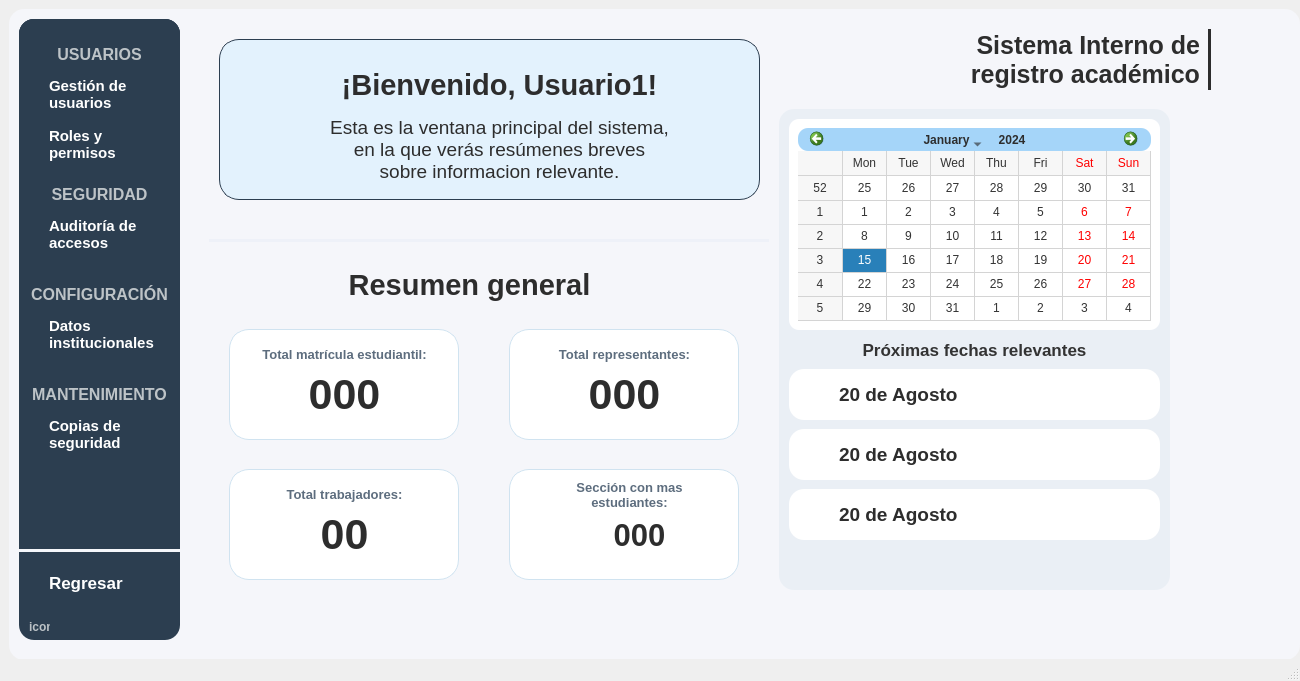
Proyecto-Uptjaa/Proyecto_SIRA, file resources/ui/main.ui: the form before one commit.
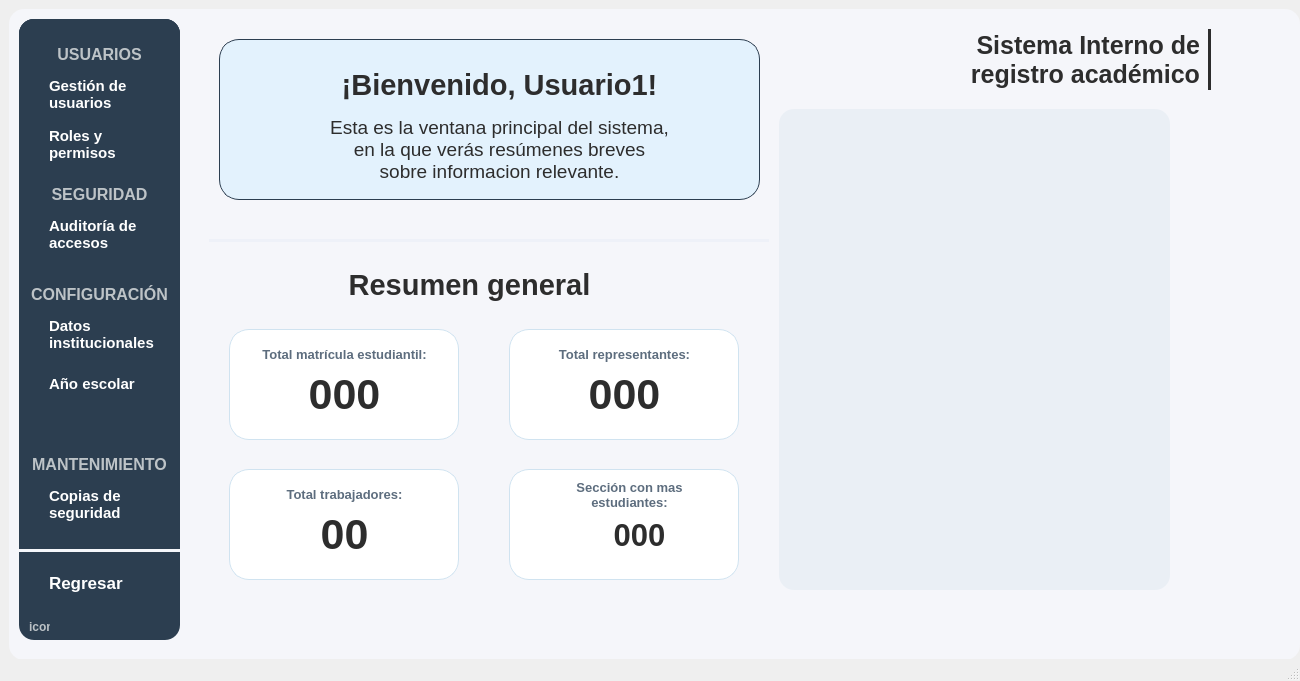
The form after the commit. The open tabs and pages were chosen to show the change. Icons and pictures are not drawn. Custom widgets are drawn as their Qt base class.

Commit message: Eliminado calendario

Patch:
```diff
--- a/resources/ui/main.ui
+++ b/resources/ui/main.ui
@@ -1595,7 +1595,7 @@
         <property name="geometry">
          <rect>
           <x>0</x>
-          <y>360</y>
+          <y>430</y>
           <width>161</width>
           <height>31</height>
          </rect>
@@ -1621,7 +1621,7 @@
         <property name="geometry">
          <rect>
           <x>10</x>
-          <y>390</y>
+          <y>460</y>
           <width>171</width>
           <height>50</height>
          </rect>
@@ -1817,6 +1817,94 @@
          <enum>Qt::Orientation::Horizontal</enum>
         </property>
        </widget>
+       <widget class="QPushButton" name="btnAnio_escolar">
+        <property name="geometry">
+         <rect>
+          <x>10</x>
+          <y>340</y>
+          <width>171</width>
+          <height>50</height>
+         </rect>
+        </property>
+        <property name="sizePolicy">
+         <sizepolicy hsizetype="Minimum" vsizetype="Fixed">
+          <horstretch>0</horstretch>
+          <verstretch>0</verstretch>
+         </sizepolicy>
+        </property>
+        <property name="minimumSize">
+         <size>
+          <width>80</width>
+          <height>30</height>
+         </size>
+        </property>
+        <property name="maximumSize">
+         <size>
+          <width>200</width>
+          <height>50</height>
+         </size>
+        </property>
+        <property name="font">
+         <font>
+          <family>Segoe UI</family>
+          <pointsize>11</pointsize>
+          <italic>false</italic>
+          <bold>true</bold>
+         </font>
+        </property>
+        <property name="cursor">
+         <cursorShape>PointingHandCursor</cursorShape>
+        </property>
+        <property name="layoutDirection">
+         <enum>Qt::LayoutDirection::LeftToRight</enum>
+        </property>
+        <property name="styleSheet">
+         <string notr="true">QPushButton {
+   background: transparent;
+    color: #FFFFFF;
+    border: none;
+    padding: 2px 16px;
+    border-radius: 15px;
+	text-align: left;
+    padding-left: 20px; /* Mueve el ícono a la derecha un poco */
+}
+QPushButton:hover {
+	
+	background-color: rgb(69, 98, 126);
+}
+QPushButton:checked {
+    background-color: #f5f6fa;
+ 	color: #2d2d2d;
+	
+}</string>
+        </property>
+        <property name="text">
+         <string>Año escolar</string>
+        </property>
+        <property name="icon">
+         <iconset resource="../icons/resources_ui.qrc">
+          <normaloff>:/icons/datos_institucion_w.png</normaloff>
+          <normalon>:/icons/datos_institucion_b.png</normalon>:/icons/datos_institucion_w.png</iconset>
+        </property>
+        <property name="iconSize">
+         <size>
+          <width>18</width>
+          <height>18</height>
+         </size>
+        </property>
+        <property name="checkable">
+         <bool>true</bool>
+        </property>
+        <property name="checked">
+         <bool>false</bool>
+        </property>
+        <property name="autoExclusive">
+         <bool>false</bool>
+        </property>
+        <attribute name="buttonGroup">
+         <string notr="true">buttonGroup</string>
+        </attribute>
+       </widget>
       </widget>
      </widget>
      <widget class="QLabel" name="lblEstadoBD_icon">
@@ -2006,343 +2094,6 @@
        <property name="frameShadow">
         <enum>QFrame::Shadow::Raised</enum>
        </property>
-       <widget class="QFrame" name="frFecha1">
-        <property name="geometry">
-         <rect>
-          <x>10</x>
-          <y>260</y>
-          <width>371</width>
-          <height>51</height>
-         </rect>
-        </property>
-        <property name="minimumSize">
-         <size>
-          <width>230</width>
-          <height>0</height>
-         </size>
-        </property>
-        <property name="maximumSize">
-         <size>
-          <width>500</width>
-          <height>16777215</height>
-         </size>
-        </property>
-        <property name="styleSheet">
-         <string notr="true">QFrame{
-background-color: white;
-}
-QLabel{
-color: #2d2d2d;
-}</string>
-        </property>
-        <property name="frameShape">
-         <enum>QFrame::Shape::StyledPanel</enum>
-        </property>
-        <property name="frameShadow">
-         <enum>QFrame::Shadow::Raised</enum>
-        </property>
-        <widget class="QLabel" name="lblRemember_icon">
-         <property name="geometry">
-          <rect>
-           <x>20</x>
-           <y>16</y>
-           <width>25</width>
-           <height>25</height>
-          </rect>
-         </property>
-         <property name="text">
-          <string/>
-         </property>
-         <property name="pixmap">
-          <pixmap resource="../icons/resources_ui.qrc">:/icons/calendar_b.png</pixmap>
-         </property>
-         <property name="scaledContents">
-          <bool>true</bool>
-         </property>
-        </widget>
-        <widget class="QLabel" name="lblFecha1">
-         <property name="geometry">
-          <rect>
-           <x>50</x>
-           <y>10</y>
-           <width>311</width>
-           <height>31</height>
-          </rect>
-         </property>
-         <property name="font">
-          <font>
-           <family>Segoe UI</family>
-           <pointsize>14</pointsize>
-           <bold>true</bold>
-          </font>
-         </property>
-         <property name="styleSheet">
-          <string notr="true">background-color: transparent</string>
-         </property>
-         <property name="text">
-          <string>20 de Agosto</string>
-         </property>
-         <property name="alignment">
-          <set>Qt::AlignmentFlag::AlignLeading|Qt::AlignmentFlag::AlignLeft|Qt::AlignmentFlag::AlignVCenter</set>
-         </property>
-        </widget>
-       </widget>
-       <widget class="QFrame" name="frameCalendar_cont">
-        <property name="geometry">
-         <rect>
-          <x>10</x>
-          <y>10</y>
-          <width>371</width>
-          <height>211</height>
-         </rect>
-        </property>
-        <property name="styleSheet">
-         <string notr="true">border-radius: 10px;
-background-color: white;</string>
-        </property>
-        <property name="frameShape">
-         <enum>QFrame::Shape::StyledPanel</enum>
-        </property>
-        <property name="frameShadow">
-         <enum>QFrame::Shadow::Raised</enum>
-        </property>
-        <layout class="QGridLayout" name="gridLayout_2">
-         <item row="0" column="0">
-          <widget class="QCalendarWidget" name="calendario">
-           <property name="styleSheet">
-            <string notr="true">
-QCalendarWidget QAbstractItemView {
-    color: #333333;          /* Color de texto normal */
-    selection-background-color: #2980b9; /* Fondo al seleccionar */
-    selection-color: white;  /* Color del texto seleccionado */
-background-color: white;
-}
-
-QCalendarWidget QAbstractItemView:item:hover {
-    background-color: #2980b9; /* Color al hacer hover */
-}
-QCalendarWidget QToolButton:hover {
-    background-color: #d6eaff;   /* Hover sobre mes/año o flechas */
-    border-radius: 4px;
-}
-QCalendarWidget QWidget#qt_calendar_navigationbar {
-	background-color: rgb(165, 213, 249);
-    
-}
-
-QCalendarWidget QToolButton {
-    color: #2d2d2d;             /* Color del texto del mes y año */
-    background-color: transparent;
-    font-weight: bold;
-    border: none;
-	padding: 2px 10px;
-}
-
-QCalendarWidget QToolButton:hover {
-    color: #2980b9;             /* Color al hacer hover, opcional */
-}</string>
-           </property>
-           <property name="firstDayOfWeek">
-            <enum>Qt::DayOfWeek::Monday</enum>
-           </property>
-           <property name="gridVisible">
-            <bool>true</bool>
-           </property>
-           <property name="dateEditEnabled">
-            <bool>true</bool>
-           </property>
-          </widget>
-         </item>
-        </layout>
-       </widget>
-       <widget class="QFrame" name="frFecha2">
-        <property name="geometry">
-         <rect>
-          <x>10</x>
-          <y>320</y>
-          <width>371</width>
-          <height>51</height>
-         </rect>
-        </property>
-        <property name="minimumSize">
-         <size>
-          <width>230</width>
-          <height>0</height>
-         </size>
-        </property>
-        <property name="maximumSize">
-         <size>
-          <width>500</width>
-          <height>16777215</height>
-         </size>
-        </property>
-        <property name="styleSheet">
-         <string notr="true">QFrame{
-background-color: white;
-}
-QLabel{
-color: #2d2d2d;
-}</string>
-        </property>
-        <property name="frameShape">
-         <enum>QFrame::Shape::StyledPanel</enum>
-        </property>
-        <property name="frameShadow">
-         <enum>QFrame::Shadow::Raised</enum>
-        </property>
-        <widget class="QLabel" name="lblRemember_icon_2">
-         <property name="geometry">
-          <rect>
-           <x>20</x>
-           <y>16</y>
-           <width>25</width>
-           <height>25</height>
-          </rect>
-         </property>
-         <property name="text">
-          <string/>
-         </property>
-         <property name="pixmap">
-          <pixmap resource="../icons/resources_ui.qrc">:/icons/calendar_b.png</pixmap>
-         </property>
-         <property name="scaledContents">
-          <bool>true</bool>
-         </property>
-        </widget>
-        <widget class="QLabel" name="lblFecha2">
-         <property name="geometry">
-          <rect>
-           <x>50</x>
-           <y>10</y>
-           <width>311</width>
-           <height>31</height>
-          </rect>
-         </property>
-         <property name="font">
-          <font>
-           <family>Segoe UI</family>
-           <pointsize>14</pointsize>
-           <bold>true</bold>
-          </font>
-         </property>
-         <property name="styleSheet">
-          <string notr="true">background-color: transparent</string>
-         </property>
-         <property name="text">
-          <string>20 de Agosto</string>
-         </property>
-         <property name="alignment">
-          <set>Qt::AlignmentFlag::AlignLeading|Qt::AlignmentFlag::AlignLeft|Qt::AlignmentFlag::AlignVCenter</set>
-         </property>
-        </widget>
-       </widget>
-       <widget class="QFrame" name="frFecha3">
-        <property name="geometry">
-         <rect>
-          <x>10</x>
-          <y>380</y>
-          <width>371</width>
-          <height>51</height>
-         </rect>
-        </property>
-        <property name="minimumSize">
-         <size>
-          <width>371</width>
-          <height>51</height>
-         </size>
-        </property>
-        <property name="maximumSize">
-         <size>
-          <width>391</width>
-          <height>16777215</height>
-         </size>
-        </property>
-        <property name="styleSheet">
-         <string notr="true">QFrame{
-background-color: white;
-}
-QLabel{
-color: #2d2d2d;
-}</string>
-        </property>
-        <property name="frameShape">
-         <enum>QFrame::Shape::StyledPanel</enum>
-        </property>
-        <property name="frameShadow">
-         <enum>QFrame::Shadow::Raised</enum>
-        </property>
-        <widget class="QLabel" name="lblRemember_icon_3">
-         <property name="geometry">
-          <rect>
-           <x>20</x>
-           <y>16</y>
-           <width>25</width>
-           <height>25</height>
-          </rect>
-         </property>
-         <property name="text">
-          <string/>
-         </property>
-         <property name="pixmap">
-          <pixmap resource="../icons/resources_ui.qrc">:/icons/calendar_b.png</pixmap>
-         </property>
-         <property name="scaledContents">
-          <bool>true</bool>
-         </property>
-        </widget>
-        <widget class="QLabel" name="lblFecha3">
-         <property name="geometry">
-          <rect>
-           <x>50</x>
-           <y>10</y>
-           <width>311</width>
-           <height>31</height>
-          </rect>
-         </property>
-         <property name="font">
-          <font>
-           <family>Segoe UI</family>
-           <pointsize>14</pointsize>
-           <bold>true</bold>
-          </font>
-         </property>
-         <property name="styleSheet">
-          <string notr="true">background-color: transparent</string>
-         </property>
-         <property name="text">
-          <string>20 de Agosto</string>
-         </property>
-         <property name="alignment">
-          <set>Qt::AlignmentFlag::AlignLeading|Qt::AlignmentFlag::AlignLeft|Qt::AlignmentFlag::AlignVCenter</set>
-         </property>
-        </widget>
-       </widget>
-       <widget class="QLabel" name="lblProxFechas">
-        <property name="geometry">
-         <rect>
-          <x>20</x>
-          <y>230</y>
-          <width>351</width>
-          <height>21</height>
-         </rect>
-        </property>
-        <property name="font">
-         <font>
-          <family>Segoe UI</family>
-          <pointsize>13</pointsize>
-          <bold>true</bold>
-         </font>
-        </property>
-        <property name="styleSheet">
-         <string notr="true"/>
-        </property>
-        <property name="text">
-         <string>Próximas fechas relevantes</string>
-        </property>
-        <property name="alignment">
-         <set>Qt::AlignmentFlag::AlignCenter</set>
-        </property>
-       </widget>
       </widget>
       <widget class="QFrame" name="frMatricula_home">
        <property name="geometry">
```
Left out of the diff: 4 changed lines with no effect on the pictures.
